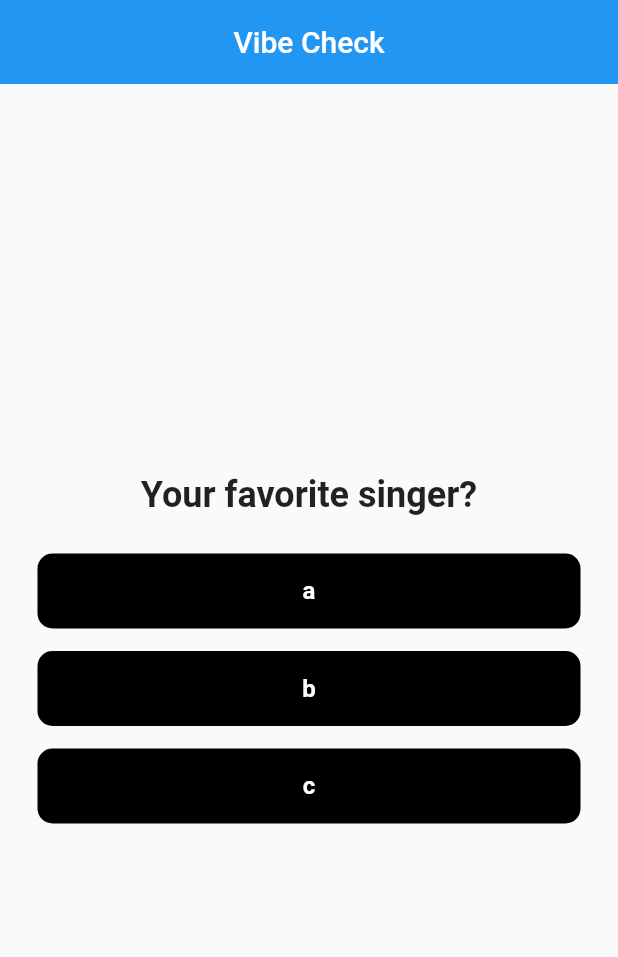
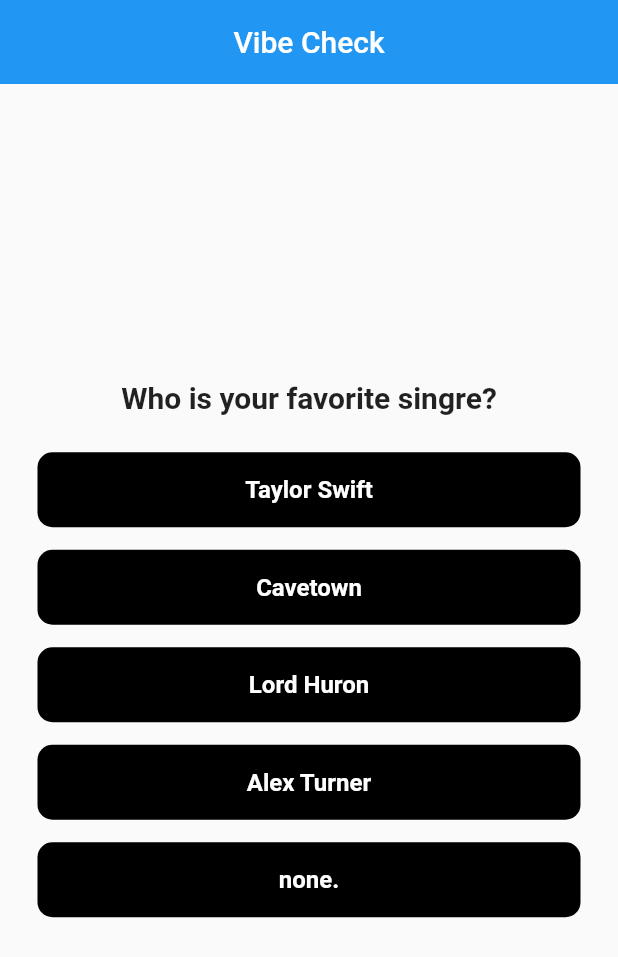
Before and after one commit to lhamsadeqi/QuizApp, a Flutter app: the screen it shows after launch, on a phone screen of 412 x 824 dp. Shown: the top 957 px of the screen. Run offline on Flutter 3.47's test engine with Material 2 defaults, Android fonts, the phone set to English and light mode, and no system bars.

Commit message:
mapping lists to widgets

```diff
--- a/lib/main.dart
+++ b/lib/main.dart
@@ -2,6 +2,7 @@
 
 import 'package:flutter/material.dart';
 import 'package:quiz/Btn/answer_button.dart';
+import 'package:quiz/widget/question.dart';
 
 void main() => runApp(MyApp());
 
@@ -11,21 +12,70 @@
 }
 
 class _MyAppState extends State<MyApp> {
-  var questionIndex = 0;
+  var _questionIndex = 0;
 
-  void answerQuestion() {
+  void _answerQuestion() {
     setState(() {
-      questionIndex = questionIndex + 1;
+      _questionIndex = _questionIndex + 1;
     });
   }
 
   @override
   Widget build(BuildContext context) {
     var questions = [
-      'Your favorite singer?',
-      'Your favorite season?',
-      'Your favorite animal?',
+      {
+        'Q': 'Who is your favorite singre?',
+        'A': [
+          'Taylor Swift',
+          'Cavetown',
+          'Lord Huron',
+          'Alex Turner',
+          'none.',
+        ],
+      },
+      {
+        'Q': 'What kind of music do you listen to?',
+        'A': [
+          'Pop',
+          'Alternative',
+          'Jazz',
+          'Indie',
+          'Rock',
+        ],
+      },
+      {
+        'Q': 'Choose a band.',
+        'A': [
+          'Archive',
+          'The Strokes',
+          'The Beatles',
+          'Arctic Monkeys',
+          'none.',
+        ],
+      },
+      {
+        'Q': 'Your Favorite song by Taylor Swift?',
+        'A': [
+          'Seven',
+          'All Too Well',
+          'Sad Beautiful Tragic',
+          'Champagne Problems',
+          'I donno these songs :( ',
+        ],
+      },
+      {
+        'Q': 'Which one is your guilty pleasure?',
+        'A': [
+          'Kpop',
+          'Justin Bieber',
+          'Persian Pop',
+          'One Direction',
+          'I listen to them normally.',
+        ],
+      },
     ];
+
+    //...
     return MaterialApp(
       home: Scaffold(
         appBar: AppBar(
@@ -37,35 +87,16 @@
           mainAxisAlignment: MainAxisAlignment.center,
           // ignore: prefer_const_literals_to_create_immutables
           children: [
-            Text(
-              questions[questionIndex],
-              style: TextStyle(
-                fontSize: 24,
-                fontWeight: FontWeight.bold,
-              ),
+            Qusetion(
+              questions[_questionIndex]['Q'].toString(),
             ),
             SizedBox(height: 25),
-            AnswerButton(
-              txt: 'a',
-              answer: () {
-                answerQuestion();
-                print('a');
-              },
-            ),
-            AnswerButton(
-              txt: 'b',
-              answer: () {
-                answerQuestion();
-                print('b');
-              },
-            ),
-            AnswerButton(
-              txt: 'c',
-              answer: () {
-                answerQuestion();
-                print('c');
-              },
-            ),
+            ...(questions[_questionIndex]['A'] as List).map((answer) {
+              return AnswerButton(
+                txt: answer,
+                answer: _answerQuestion,
+              );
+            }).toList(),
           ],
         ),
       ),
--- /dev/null
+++ b/lib/widget/question.dart
@@ -0,0 +1,20 @@
+// ignore_for_file: prefer_const_constructors_in_immutables, use_key_in_widget_constructors, prefer_const_constructors
+
+import 'package:flutter/material.dart';
+
+class Qusetion extends StatelessWidget {
+  final String questionText;
+
+  Qusetion(this.questionText);
+
+  @override
+  Widget build(BuildContext context) {
+    return Text(
+      questionText,
+      style: TextStyle(
+        fontSize: 20,
+        fontWeight: FontWeight.bold,
+      ),
+    );
+  }
+}
```
